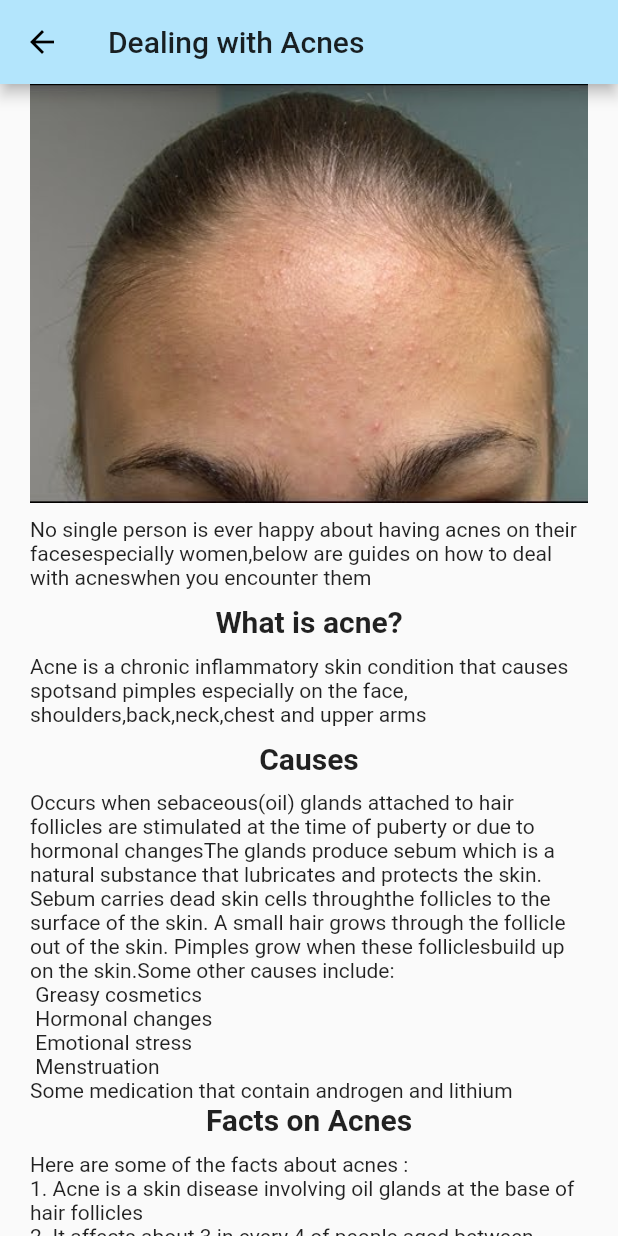
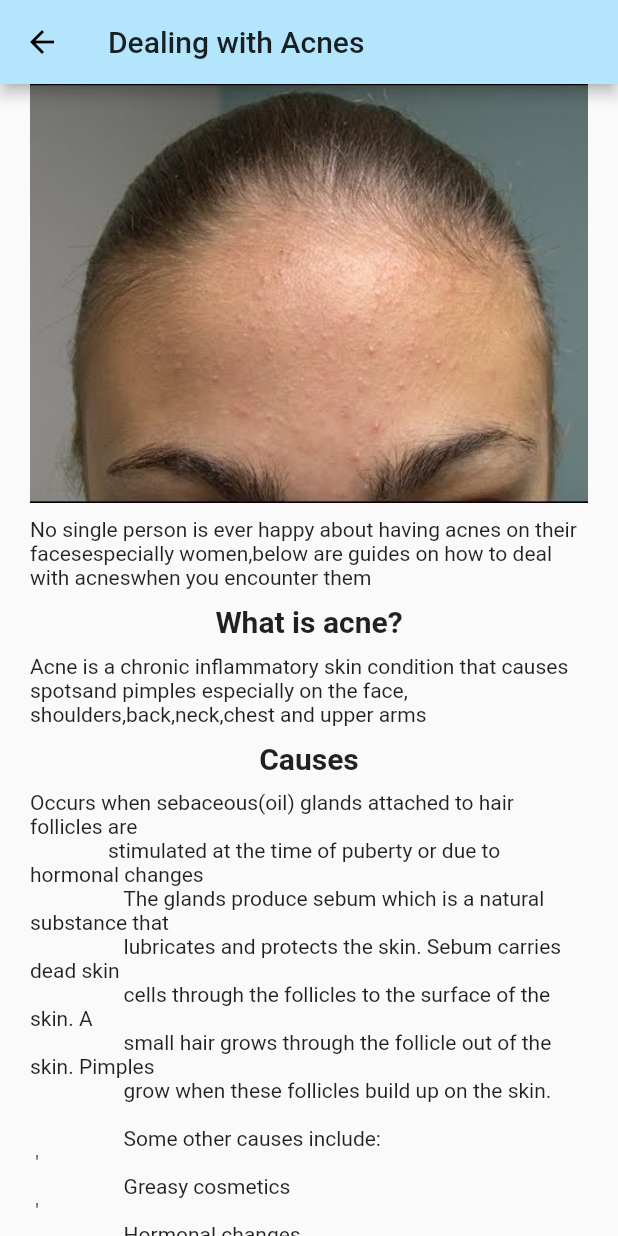
Before and after one commit to JosephineAkello/makeupBuddy, a Flutter app: the Acnes screen opened directly, on a phone screen of 412 x 824 dp. Run offline on Flutter 3.47's test engine with Material 2 defaults, Android fonts, the light colour scheme and no system bars; missing offline and left inert: youtube_player.

Commit message:
format document

```diff
--- a/lib/morescreens/acnes.dart
+++ b/lib/morescreens/acnes.dart
@@ -51,16 +51,20 @@ class Acnes extends StatelessWidget {
               height: 10.0,
             ),
             Text(
-              'Occurs when sebaceous(oil) glands attached to hair follicles are stimulated at the time of puberty or due to hormonal changes'
-                  'The glands produce sebum which is a natural substance that lubricates and protects the skin. Sebum carries dead skin cells through'
-                  'the follicles to the surface of the skin. A small hair grows through the follicle out of the skin. Pimples grow when these follicles'
-                  'build up on the skin.'
-                  'Some other causes include: \n '
-                  'Greasy cosmetics\n '
-                  'Hormonal changes\n '
-                  'Emotional stress\n '
-                  'Menstruation \n'
-                  'Some medication that contain androgen and lithium',
+              """Occurs when sebaceous(oil) glands attached to hair follicles are
+               stimulated at the time of puberty or due to hormonal changes
+                  The glands produce sebum which is a natural substance that
+                  lubricates and protects the skin. Sebum carries dead skin
+                  cells through the follicles to the surface of the skin. A
+                  small hair grows through the follicle out of the skin. Pimples
+                  grow when these follicles build up on the skin.
+
+                  Some other causes include: \n '
+                  Greasy cosmetics\n '
+                  Hormonal changes\n '
+                  Emotional stress\n '
+                  Menstruation \n'
+                  Some medication that contain androgen and lithium""",
             ),
             Text(
               'Facts on Acnes',
@@ -70,13 +74,13 @@ class Acnes extends StatelessWidget {
               height: 10.0,
             ),
             Text(
-              'Here are some of the facts about acnes : \n'
+              """Here are some of the facts about acnes : \n
                   '1. Acne is a skin disease involving oil glands at the base of hair follicles\n'
                   '2. It affects about 3 in every 4 of people aged between 11-30\n'
                   "3. It's not dangerous but can leave skin scars\n"
                   '4. Treatment depends on how severe and persistent it is\n'
                   '5. Risk factors are anxiety, menstrual cycle, genetics, oil-based makeups, humid climates and stress '
-                  '6. Both men and women have acnes',
+                  '6. Both men and women have acnes """,
             ),
             Text(
               'How to handle Acnes',
@@ -90,7 +94,7 @@ class Acnes extends StatelessWidget {
               height: 10.0,
             ),
             Text(
-                'There are so many ways on how to deal with acnes but some of them are: '),
+                """There are so many ways on how to deal with acnes but some of them are:"""),
             SizedBox(
               height: 10.0,
             ),
@@ -100,7 +104,8 @@ class Acnes extends StatelessWidget {
               style: TextStyle(fontSize: 20.0, fontWeight: FontWeight.bold),
             ),
             Text(
-                'Whether one has acnes or not, its important to wash the face twice daily to remove impurities, dead skin and extra oil from skin surface'),
+                """Whether one has acnes or not, its important to wash the face twice
+                 daily to remove impurities, dead skin and extra oil from skin surface """),
             SizedBox(
               height: 10.0,
             ),
@@ -110,8 +115,10 @@ class Acnes extends StatelessWidget {
               style: TextStyle(fontSize: 20.0, fontWeight: FontWeight.bold),
             ),
             Text(
-                'Many acne products contain ingredients that dry the skin, so always use a moisturizer that minimizes dryness and skin peeling.'
-                'Those labeled "Noncomedogenic" to mean should not cause acne is advisable. There are moisturizers made for oily, dry, or combination skin.'),
+                """Many acne products contain ingredients that dry the skin, so always use
+                a moisturizer that minimizes dryness and skin peeling. Those labeled 'Noncomedogenic'
+               to mean should not cause acne is advisable. There are moisturizers made for
+              oily, dry, or combination skin."""),
             SizedBox(
               height: 10.0,
             ),
@@ -121,7 +128,9 @@ class Acnes extends StatelessWidget {
               style: TextStyle(fontSize: 20.0, fontWeight: FontWeight.bold),
             ),
             Text(
-                'If you apply makeup, always wash your face at the end of the day. Avoid applying foundation and blush during breakout session. If possible use oil-free cosmetics products'),
+                """If you apply makeup, always wash your face at the end of the day.
+                Avoid applying foundation and blush during breakout session. If possible use
+                 oil-free cosmetics products"""),
             SizedBox(
               height: 10.0,
             ),
@@ -131,9 +140,11 @@ class Acnes extends StatelessWidget {
               style: TextStyle(fontSize: 20.0, fontWeight: FontWeight.bold),
             ),
             Text(
-                'Its recommended to buy makeups over the counter to get right instructions on what to use where and when'
-                'Most of cosmetics products have ingredients such as benzoyl peroxide, salicylic acid, glycolic acid, or lactic acid, which curb bacteria and dry your skin. '
-                'They may cause drying or peeling so start with a small amount at first.If you have a sensitive skin, use the products cautiously'),
+                """Its recommended to buy makeups over the counter to get right instructions
+                on what to use where and when Most of cosmetics products have ingredients such as benzoyl peroxide,
+                salicylic acid, glycolic acid, or lactic acid, which curb bacteria and dry your skin. '
+                They may cause drying or peeling so start with a small amount at first.If you have a
+                 sensitive skin, use the products cautiously"""),
             SizedBox(
               height: 10.0,
             ),
@@ -143,7 +154,9 @@ class Acnes extends StatelessWidget {
               style: TextStyle(fontSize: 20.0, fontWeight: FontWeight.bold),
             ),
             Text(
-                'The hair pomades and fragrances can accelerate acnes when they get in contact with the face. During breakout, while at home always pull your hair away from your face'),
+                """The hair pomades and fragrances can accelerate acnes when they get in
+                contact with the face. During breakout, while at home always pull your
+                 hair away from your face"""),
             SizedBox(
               height: 10.0,
             ),
@@ -156,15 +169,22 @@ class Acnes extends StatelessWidget {
               height: 10.0,
             ),
             Text(
-              'Some of the remedies to acnes you can do at home are: \n'
+              """Some of the remedies to acnes you can do at home are: \n'
                   '1. Use Aloe Vera which is a natural antibacterial and ant-inflammatory\n'
-                  '2. Use honey since it contains antioxidants that can help to clear waste and debris from clogged pores.\n'
-                  '3. Use Garlic Garlic since contains organosulfur compounds, which have natural antibacterial and anti-inflammatory effects.\n'
-                  '4. Use, Echinacea purpurea, also known as the purple coneflower,it contain compounds that help destroy viruses and bacteria, including P. acnes.\n'
-                  '5. Use Rosemary extract, or Rosmarinus officinalis,it contains chemicals and compounds that have antioxidant, antibacterial, and anti-inflammatory properties.\n'
-                  '6. Use Coconut oil beacause it contains anti-inflammatory and antibacterial compounds hence fastens acnes healing process\n'
-                  '7. Scientists have found that people who consume a diet that offers a good supply of vitamins A and E and of zinc may have a lower risk of severe acne.\n'
-                  '8. Tea tree oil is an essential oil that is extracted from the leaves of Melaleuca alternifolia, reduces skin inflammation.',
+                  '2. Use honey since it contains antioxidants that can help to clear waste
+                   and debris from clogged pores.\n'
+                  '3. Use Garlic Garlic since contains organosulfur compounds, which have natural
+                   antibacterial and anti-inflammatory effects.\n'
+                  '4. Use, Echinacea purpurea, also known as the purple coneflower,it contain compounds
+                    that help destroy viruses and bacteria, including P. acnes.\n'
+                  '5. Use Rosemary extract, or Rosmarinus officinalis,it contains chemicals and compounds
+                   that have antioxidant, antibacterial, and anti-inflammatory properties.\n'
+                  '6. Use Coconut oil beacause it contains anti-inflammatory and antibacterial compounds
+                    hence fastens acnes healing process\n'
+                  '7. Scientists have found that people who consume a diet that offers a good supply of vitamins
+                    A and E and of zinc may have a lower risk of severe acne.\n'
+                  '8. Tea tree oil is an essential oil that is extracted from the leaves of Melaleuca alternifolia,
+                   reduces skin inflammation.""",
             ),
             SizedBox(
               height: 10.0,
```
